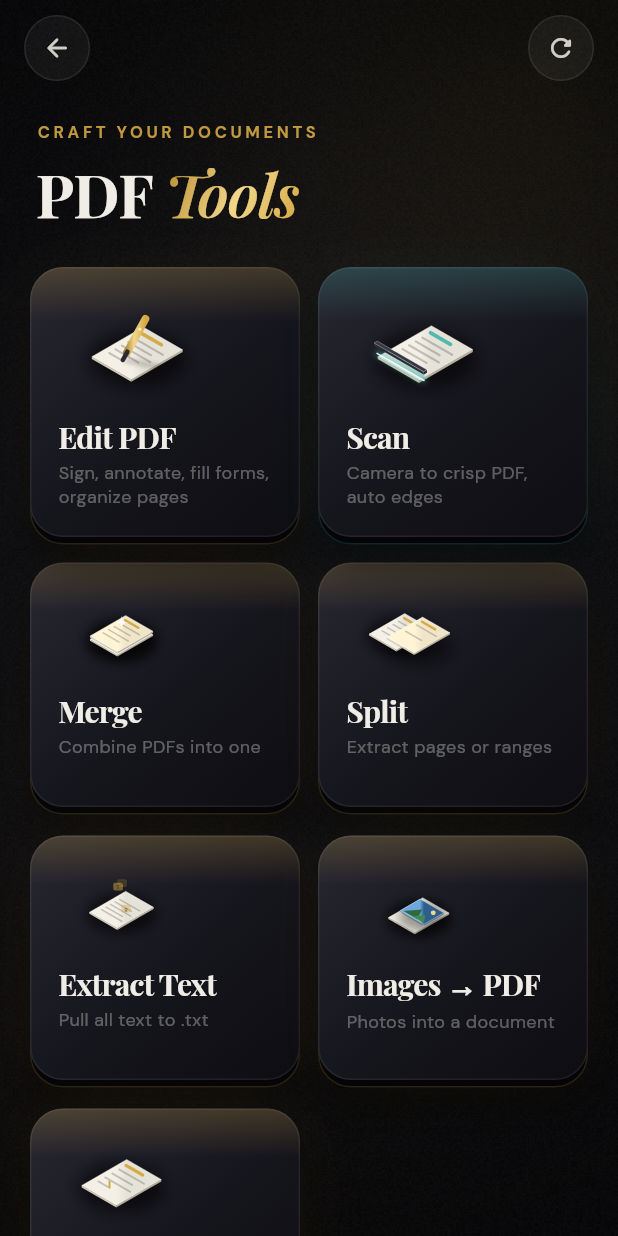
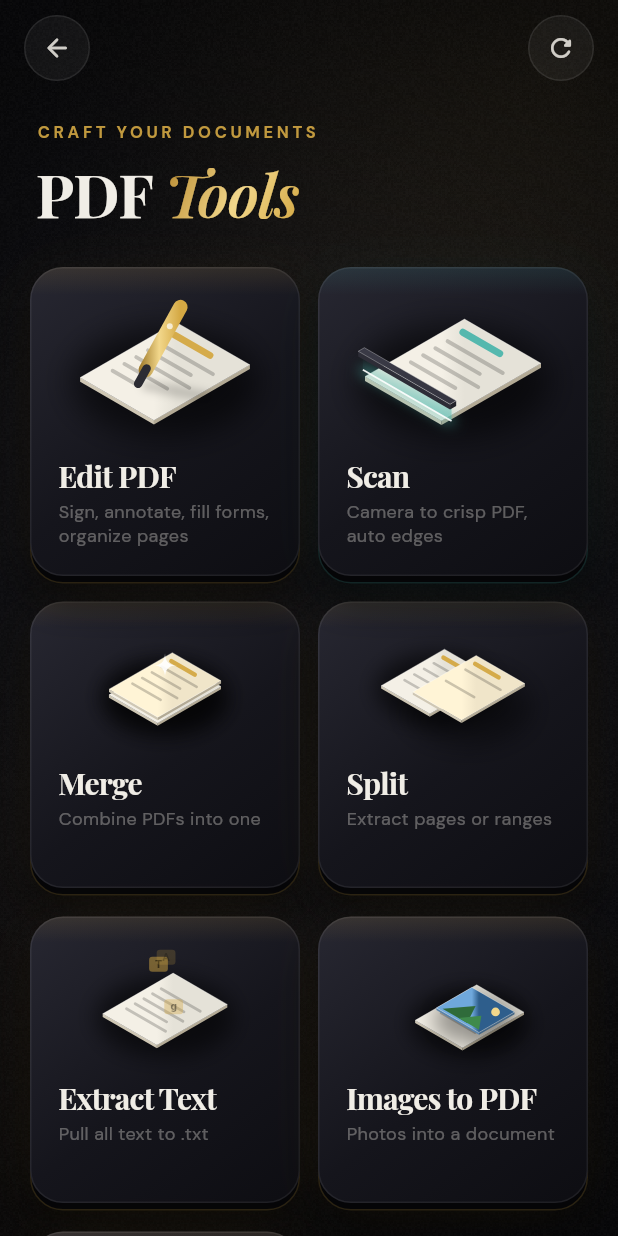
Before and after one commit to fisbal/prodfos, a Flutter app: the ToolsScreen screen opened by its route, on a phone screen of 412 x 824 dp. Run offline on Flutter 3.47's test engine with Material 3 defaults, Android fonts, the phone set to English and light mode, and no system bars; drawn by our look-alikes of flutter_animate; our stand-ins replace file_picker, go_router, google_fonts, hive, hive_flutter, image_picker and 6 more; missing offline and left inert: dart:js_interop, dart:ui_web, google_mlkit_document_scanner, syncfusion_flutter_pdf, syncfusion_flutter_pdfviewer, syncfusion_flutter_signaturepad and 1 more; accounts and stored records are empty.

Commit message:
3D polish: bigger scenes, clipped gloss, softer rim light, clean labels
Co-Authored-By: Claude Opus 5.5 <noreply@anthropic.com>
Claude-Session: https://claude.ai/code/session_01JhDd7Boz4ehqNMsU52fS3x

```diff
--- a/lib/core/widgets/scene3d.dart
+++ b/lib/core/widgets/scene3d.dart
@@ -141,6 +141,7 @@ class Button3D extends StatelessWidget {
             padding: EdgeInsets.only(top: sink, bottom: _depth - sink),
             child: Container(
               height: 54,
+              clipBehavior: Clip.antiAlias,
               padding: const EdgeInsets.symmetric(horizontal: 22),
               decoration: BoxDecoration(
                 borderRadius: BorderRadius.circular(30),
@@ -155,12 +156,11 @@ class Button3D extends StatelessWidget {
               child: Stack(alignment: Alignment.center, children: [
                 // Glossy top highlight
                 Positioned(
-                  left: -16, right: -16, top: 3, height: 20,
+                  left: -22, right: -22, top: 0, height: 26,
                   child: DecoratedBox(decoration: BoxDecoration(
-                    borderRadius: BorderRadius.circular(20),
                     gradient: LinearGradient(
                       begin: Alignment.topCenter, end: Alignment.bottomCenter,
-                      colors: [Colors.white.withValues(alpha: gold ? 0.45 : 0.10), Colors.white.withValues(alpha: 0)],
+                      colors: [Colors.white.withValues(alpha: gold ? 0.40 : 0.09), Colors.white.withValues(alpha: 0)],
                     ),
                   )),
                 ),
@@ -249,8 +249,8 @@ class SceneTile extends StatelessWidget {
                 borderRadius: BorderRadius.circular(r),
                 // Rim light catching the top edge
                 gradient: LinearGradient(
-                  begin: Alignment.topCenter, end: const Alignment(0, -0.6),
-                  colors: [accent.withValues(alpha: 0.22), accent.withValues(alpha: 0)],
+                  begin: Alignment.topCenter, end: const Alignment(0, -0.82),
+                  colors: [accent.withValues(alpha: 0.11), accent.withValues(alpha: 0)],
                 ),
               ),
               padding: large
@@ -262,7 +262,7 @@ class SceneTile extends StatelessWidget {
                 children: [
                   SizedBox(
                     height: sceneHeight,
-                    width: large ? sceneHeight * 1.5 : double.infinity,
+                    width: double.infinity,
                     child: SceneView(scene: scene, accent: accent, parallax: tilt),
                   ),
                   SizedBox(height: large ? 14 : 6),
@@ -371,8 +371,8 @@ class _ScenePainter extends CustomPainter {
 
   // Fit a scene whose footprint is (w x d) units into the box.
   _Iso _fit(Size size, double w, double d, {double lift = 0.3}) {
-    final s = math.min(size.width / ((w + d) * 0.866 + 0.25), size.height / ((w + d) * 0.5 + lift + 0.45));
-    final center = Offset(size.width / 2, size.height * 0.60);
+    final s = math.min(size.width / ((w + d) * 0.866 + 0.15), size.height / ((w + d) * 0.5 + lift * 0.6 + 0.12));
+    final center = Offset(size.width / 2, size.height * (0.52 + 0.08 * lift));
     final c = Offset((w - d) / 2 * 0.866 * s, (w + d) / 2 * 0.5 * s);
     return _Iso(center - c, s);
   }
--- a/lib/features/library/library_screen.dart
+++ b/lib/features/library/library_screen.dart
@@ -174,7 +174,7 @@ class _LibraryScreenState extends State<LibraryScreen> {
         for (int i = 0; i < tools.length; i++) ...[
           if (i > 0) const SizedBox(width: 10),
           Expanded(child: SceneTile(
-            scene: tools[i].$1, label: tools[i].$2, onTap: tools[i].$3, sceneHeight: 50,
+            scene: tools[i].$1, label: tools[i].$2, onTap: tools[i].$3, sceneHeight: 62,
           )),
         ],
       ]),
@@ -269,7 +269,7 @@ class _LibraryScreenState extends State<LibraryScreen> {
     return Padding(
       padding: const EdgeInsets.fromLTRB(24, 56, 24, 0),
       child: Column(children: [
-        const SizedBox(width: 130, height: 100, child: SceneView(scene: Scene.open)),
+        const SizedBox(width: 170, height: 130, child: SceneView(scene: Scene.open)),
         const SizedBox(height: 22),
         Text('Your library is quiet.',
             style: AppTheme.display(24, italic: true, weight: FontWeight.w500)),
--- a/lib/features/tools/tools_screen.dart
+++ b/lib/features/tools/tools_screen.dart
@@ -116,8 +116,8 @@ class _ToolsScreenState extends State<ToolsScreen> {
       (Scene.merge, 'Merge', 'Combine PDFs into one', '/tools/merge'),
       (Scene.split, 'Split', 'Extract pages or ranges', '/tools/split'),
       (Scene.extract, 'Extract Text', 'Pull all text to .txt', '/tools/extract-text'),
-      (Scene.images, 'Images → PDF', 'Photos into a document', '/tools/images-to-pdf'),
-      (Scene.text, 'Text → PDF', 'Type it, save it', '/tools/text-to-pdf'),
+      (Scene.images, 'Images to PDF', 'Photos into a document', '/tools/images-to-pdf'),
+      (Scene.text, 'Text to PDF', 'Type it, save it', '/tools/text-to-pdf'),
     ];
 
     return Scaffold(
@@ -157,12 +157,12 @@ class _ToolsScreenState extends State<ToolsScreen> {
                   padding: const EdgeInsets.fromLTRB(20, 28, 20, 0),
                   child: IntrinsicHeight(child: Row(crossAxisAlignment: CrossAxisAlignment.stretch, children: [
                     Expanded(child: SceneTile(
-                      scene: Scene.edit, label: 'Edit PDF', large: true, sceneHeight: 70,
+                      scene: Scene.edit, label: 'Edit PDF', large: true, sceneHeight: 96,
                       subtitle: 'Sign, annotate, fill forms, organize pages',
                       onTap: _pickAndEdit)),
                     const SizedBox(width: 12),
                     Expanded(child: SceneTile(
-                      scene: Scene.scan, label: 'Scan', large: true, sceneHeight: 70,
+                      scene: Scene.scan, label: 'Scan', large: true, sceneHeight: 96,
                       subtitle: 'Camera to crisp PDF, auto edges',
                       accent: const Color(0xFF4DB6AC), onTap: () => _go('/tools/scan'))),
                   ])),
@@ -174,12 +174,12 @@ class _ToolsScreenState extends State<ToolsScreen> {
                   sliver: SliverGrid.builder(
                     gridDelegate: const SliverGridDelegateWithFixedCrossAxisCount(
                       crossAxisCount: 2, mainAxisSpacing: 14, crossAxisSpacing: 12,
-                      mainAxisExtent: 168,
+                      mainAxisExtent: 196,
                     ),
                     itemCount: grid.length,
                     itemBuilder: (_, i) => SceneTile(
                       scene: grid[i].$1, label: grid[i].$2, subtitle: grid[i].$3,
-                      large: true, sceneHeight: 56,
+                      large: true, sceneHeight: 78,
                       onTap: () => _go(grid[i].$4),
                     ).riseIn(i + 2),
                   ),
```
